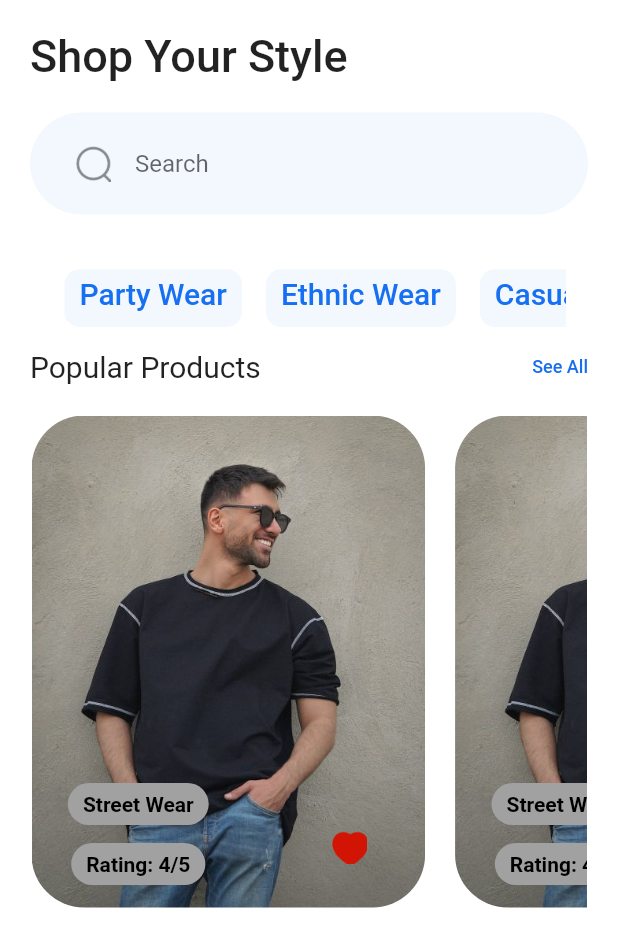
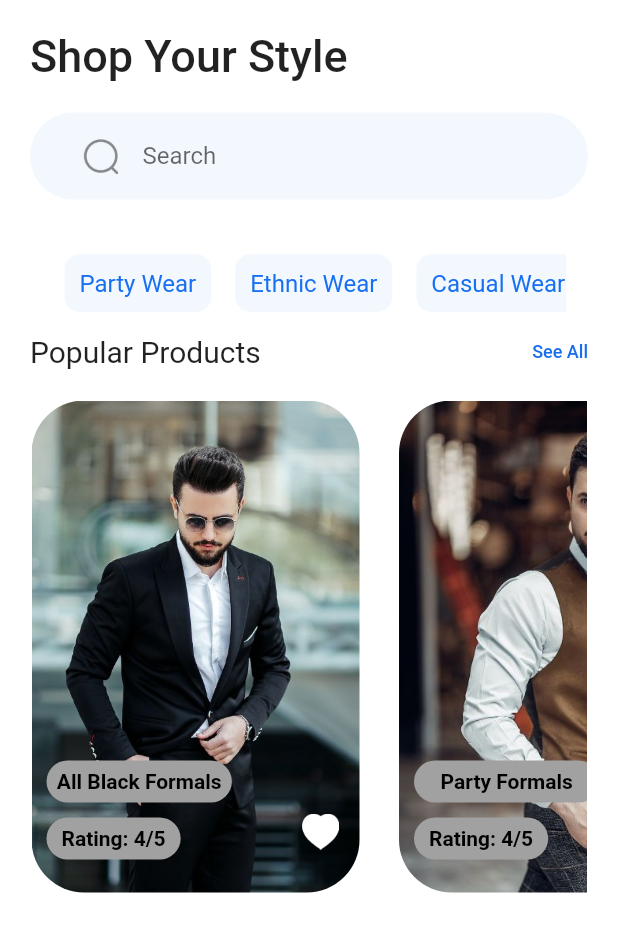
Before and after one commit to ChaurasiaP/Carousel_Slider, a Flutter app: the screen it shows after launch, after a tap on "Party Wear", on a phone screen of 412 x 824 dp. Shown: the top 947 px of the screen. Run offline on Flutter 3.47's test engine with Material 2 defaults, Android fonts, the phone set to English and light mode, and no system bars; Roboto replaces fonts that are missing (BegumSans).

Commit message:
added provider to particular items

```diff
--- a/lib/MODEL/models.dart
+++ b/lib/MODEL/models.dart
@@ -2,17 +2,20 @@ class DataModel {
   final String title;
   final String imageName;
   final double price;
+  final String rating;
   DataModel(
     this.title,
     this.imageName,
     this.price,
+    this.rating,
+
   );
 }
 
 List<DataModel> dataList = [
-  DataModel("All Black Formals", "assets/img1.jpg", 2546),
-  DataModel("Party Formals", "assets/img2.jpg", 3252),
-  DataModel("Casual Wear", "assets/img3.jpg", 1682),
-  DataModel("Formal Dress", "assets/img4.jpg", 1367),
-  DataModel("Party Wear", "assets/img5.jpg", 4507),
+  DataModel("All Black Formals", "assets/img1.jpg", 2546, "3/5"),
+  DataModel("Party Formals", "assets/img2.jpg", 3252, "2/5"),
+  DataModel("Casual Wear", "assets/img3.jpg", 1682, "4/5"),
+  DataModel("Formal Dress", "assets/img4.jpg", 1367, "3.5/5"),
+  DataModel("Party Wear", "assets/img5.jpg", 4507, "4/5"),
   ];
--- a/lib/UI/landing_page.dart
+++ b/lib/UI/landing_page.dart
@@ -111,7 +111,9 @@
 import 'package:carousel_builder/STYLE/MyTheme.dart';
 import 'package:carousel_builder/UI/popular_products.dart';
 import 'package:carousel_builder/UI/search_bar_widget.dart';
+import 'package:carousel_builder/provider/products_details_provider.dart';
 import 'package:flutter/material.dart';
+import 'package:provider/provider.dart';
 
 class LandingPage extends StatefulWidget {
   const LandingPage({super.key});
@@ -122,13 +124,16 @@ class LandingPage extends StatefulWidget {
 
 class _LandingPageState extends State<LandingPage> {
 
-  bool isTapped = true;
+  bool isTapped = false;
 
   @override
   Widget build(BuildContext context) {
 
 
+    return Consumer(
+      builder: (context, value, child) {
         return Scaffold(
+        resizeToAvoidBottomInset: false,
         backgroundColor: MyTheme.appWhite,
         body: SafeArea(
           child: Padding(
@@ -154,8 +159,10 @@ class _LandingPageState extends State<LandingPage> {
           ),
         ),
       );
+       });
   }
   Widget buildSlidableList(){
+    var productProvider = Provider.of<ProductDetailsProvider>(context, listen: true);
     return Container(
       height: 70,
       decoration: BoxDecoration(
@@ -168,13 +175,16 @@ class _LandingPageState extends State<LandingPage> {
         itemCount: 5,
         itemBuilder: (context, index) {
           return InkWell(
-            onTap: (){},
+            onTap: (){
+              productProvider.changeItemCategoryTabStatus();
+              debugPrint("$productProvider.itemCategoryTabTapped");
+            },
             borderRadius: BorderRadius.circular(10),
             child: Container(
               margin: const EdgeInsets.fromLTRB(8, 1.5, 8, 0),
-              padding: const EdgeInsets.fromLTRB(10, 5, 10, 5),
+              padding: const EdgeInsets.fromLTRB(10, 10, 10, 0),
               decoration: BoxDecoration(
-                color: MyTheme.lightBlue,
+                color: productProvider.itemCategoryTabTapped ? MyTheme.lightBlue : Colors.transparent,
 //  /               border: Border.all(color: MyTheme.appWhite),
                 borderRadius: BorderRadius.circular(10)
               ),
@@ -185,8 +195,8 @@ class _LandingPageState extends State<LandingPage> {
                           : index == 4 ? "Street Wear"
                           : "",
                           style: TextStyle(
-                                fontSize: 20,
-                                color: isTapped ? MyTheme.textBlue1 : MyTheme.appBlack,
+                                fontSize: 16,
+                                color: productProvider.itemCategoryTabTapped ? MyTheme.textBlue1 : MyTheme.appBlack,
                                 fontWeight: isTapped ? FontWeight.w500
                                             : FontWeight.normal
                           ),)
--- a/lib/UI/popular_products.dart
+++ b/lib/UI/popular_products.dart
@@ -1,5 +1,8 @@
+import 'package:carousel_builder/MODEL/models.dart';
 import 'package:carousel_builder/STYLE/MyTheme.dart';
+import 'package:carousel_builder/provider/products_details_provider.dart';
 import 'package:flutter/material.dart';
+import 'package:provider/provider.dart';
 
 class PopularProductsWidget extends StatefulWidget {
   const PopularProductsWidget({super.key});
@@ -12,6 +15,7 @@ class _PopularProductsWidgetState extends State<PopularProductsWidget> {
 
   @override
   Widget build(BuildContext context) {
+    var productProvider = Provider.of<ProductDetailsProvider>(context, listen: true);
     return Column(
       crossAxisAlignment: CrossAxisAlignment.start,
       children: [
@@ -34,36 +38,46 @@ class _PopularProductsWidgetState extends State<PopularProductsWidget> {
           ),
           child: ListView.builder(
             scrollDirection: Axis.horizontal,
-            itemCount: 15,
+            itemCount: dataList.length,
             padding: const EdgeInsets.only(top: 20, right: 20),
             itemBuilder: (context, index) {
               return Container(
                 margin: const EdgeInsets.only(right: 20),
                 child: Stack(
-                alignment: AlignmentDirectional.bottomCenter,
+                alignment: AlignmentDirectional.bottomStart,
                 children: [
 
                   ClipRRect(
                     borderRadius: BorderRadius.circular(35),
-                    child: Image.asset("assets/img6.jpg"),
+                    child: Image.asset(dataList[index].imageName),
                     ),
                     Container(
-                      margin: const EdgeInsets.only(bottom: 55, right: 120, ),
-                      padding: const EdgeInsets.fromLTRB(10, 6, 10, 6),
+                      margin: EdgeInsets.fromLTRB(10, 240, 0, 0),
+                      width: MediaQuery.of(context).size.width*0.3,
+                      // padding: EdgeInsets.only(bottom: 5),
+                      child: Column(
+                        crossAxisAlignment: CrossAxisAlignment.start,
+                        children: [
+                          Container(
+                            width: MediaQuery.of(context).size.width*0.3,
+                            //margin: const EdgeInsets.only(bottom: 55, right: 120, ),
+                            padding: const EdgeInsets.fromLTRB(0, 6, 0, 6),
                             decoration: BoxDecoration(
                               borderRadius: BorderRadius.circular(25),
                               color: MyTheme.lightGrey
                             ),
-                      child: const Text("Street Wear",
-                            style: TextStyle(
+                            child: Text(dataList[index].title,
+                            textAlign: TextAlign.center,
+                                  style: const TextStyle(
                                     fontSize: 14,
                                     fontWeight: FontWeight.bold,
                                     color: MyTheme.appBlack
                                   )
                                   ),
                           ),
+                          SizedBox(height: 10,),
                           Container(
-                      margin: const EdgeInsets.only(bottom: 15, right: 120, ),
+                        //margin: const EdgeInsets.only(bottom: 15, right: 120, ),
                         padding: const EdgeInsets.fromLTRB(10, 6, 10, 6),
                         decoration: BoxDecoration(
                           borderRadius: BorderRadius.circular(25),
@@ -77,11 +91,21 @@ class _PopularProductsWidgetState extends State<PopularProductsWidget> {
                               )
                               ),
                       ),
-                    Container(
+                        ],
+                      ),
+                    ),
+
+                    InkWell(
+                      onTap: (){
+                        productProvider.checkIfItemIsLiked(index);
+                      },
+                      child: Container(
                         padding: const EdgeInsets.fromLTRB(180, 0, 20, 28),
-                      child: const ImageIcon(AssetImage("assets/Heart.png"),
+                        child: ImageIcon(AssetImage("assets/Heart.png"),
                           size: 25,
-                       color: MyTheme.candyRed,))
+                         color: productProvider.likedItemsList.contains(index) ? MyTheme.candyRed
+                         : MyTheme.appWhite,)),
+                    )
                 ],
                       ),
               );
--- a/lib/UI/search_bar_widget.dart
+++ b/lib/UI/search_bar_widget.dart
@@ -8,7 +8,7 @@ class SearchBarWidget extends StatelessWidget {
   @override
   Widget build(BuildContext context) {
     return Container(
-      padding: const EdgeInsets.fromLTRB(30, 10, 10, 10),
+      padding: const EdgeInsets.fromLTRB(35, 5, 35, 5),
       width: MediaQuery.of(context).size.width,
       decoration: BoxDecoration(
         color: MyTheme.lightBlue,
--- a/lib/main.dart
+++ b/lib/main.dart
@@ -1,5 +1,7 @@
 import 'package:carousel_builder/UI/landing_page.dart';
+import 'package:carousel_builder/provider/products_details_provider.dart';
 import 'package:flutter/material.dart';
+import 'package:provider/provider.dart';
 
 void main() {
   runApp(const MyApp());
@@ -11,13 +13,18 @@ class MyApp extends StatelessWidget {
   // This widget is the root of your application.
   @override
   Widget build(BuildContext context) {
-    return MaterialApp(
-      debugShowCheckedModeBanner: false,
-      title: 'Flutter Demo',
-      theme: ThemeData(
-        primarySwatch: Colors.blue,
+    return MultiProvider(
+      providers: [
+        ChangeNotifierProvider(create:  (_) => ProductDetailsProvider(),),
+      ],
+      child: MaterialApp(
+        debugShowCheckedModeBanner: false,
+        title: 'Flutter Demo',
+        theme: ThemeData(
+          primarySwatch: Colors.blue,
+        ),
+        home: const LandingPage(),
       ),
-      home: const LandingPage(),
     );
   }
 }
--- /dev/null
+++ b/lib/provider/products_details_provider.dart
@@ -0,0 +1,39 @@
+// import 'dart:convert';
+
+// import 'package:carousel_builder/MODEL/products_list.dart';
+// import 'package:flutter/material.dart';
+// import 'package:http/http.dart' as http;
+
+// class ProductsListProvider extends ChangeNotifier{
+//   final String productsListApi = 'https://fakestoreapi.com/products';
+
+//   List<ProductsListModel> getProducts = [];
+
+//   Future<List<ProductsListModel>> fetchAllProducts() async {
+//     final response = await http.get(Uri.parse(productsListApi));
+
+import 'package:flutter/material.dart';
+
+class ProductDetailsProvider extends ChangeNotifier{
+
+  List<int> likedItemsList = [];
+
+  bool isItemLiked = false;
+
+  checkIfItemIsLiked(int index){
+    isItemLiked = !isItemLiked;
+    likedItemsList.add(index);
+
+    if(isItemLiked == false && likedItemsList.contains(index)){
+      likedItemsList.remove(index);
+    }
+    notifyListeners();
+  }
+
+  bool itemCategoryTabTapped = false;
+
+  changeItemCategoryTabStatus(){
+    itemCategoryTabTapped = !itemCategoryTabTapped;
+      notifyListeners();
+  }
+}
```
Also changed, not shown: lib/provider/products_list_provider.dart (deleted, +0 -24 lines), assets/Heart.png, 1 other file. Lines whose indentation alone changed are shown as unchanged.
